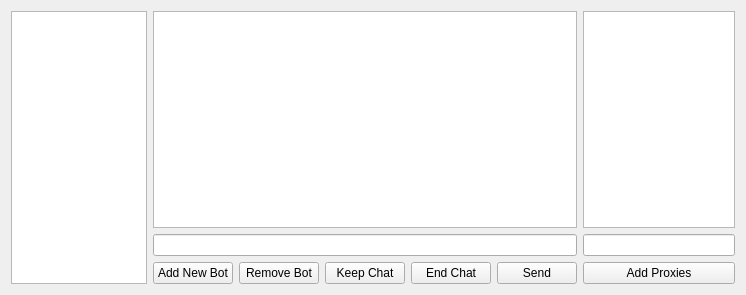
Before: the Qt Designer form QT_Test/qt_test.ui in grasmanek94/PACB-PROJECT-ChatBot-QT-V3, drawn with Qt 5.
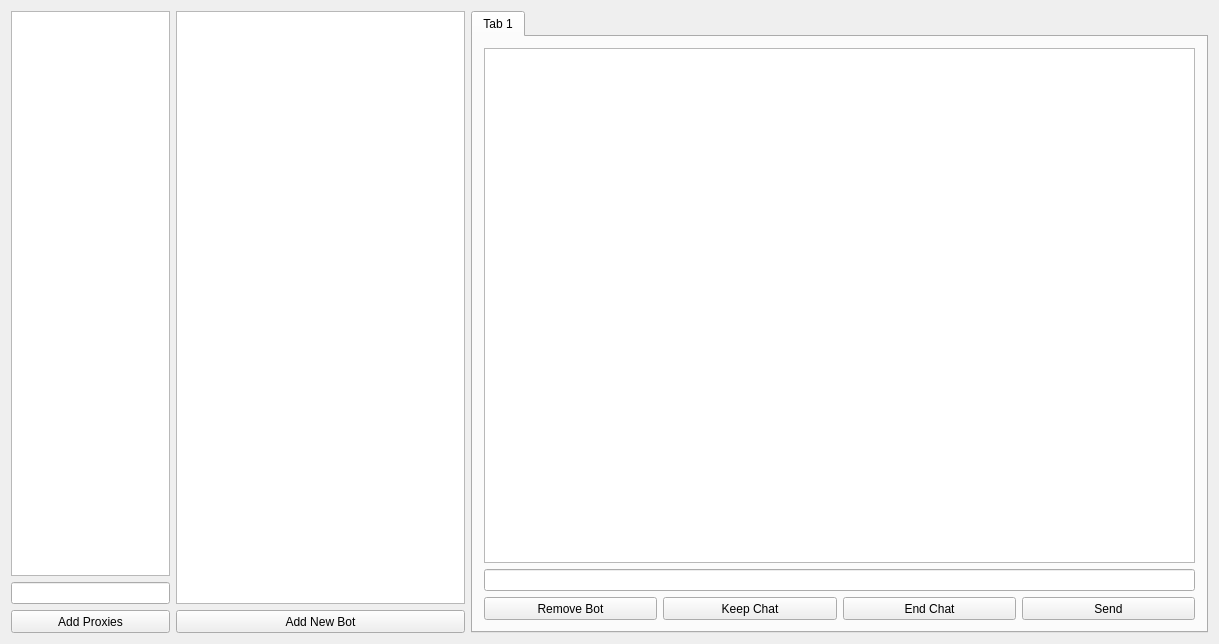
After: the same form once the commit is applied. Icons and pictures are not drawn.

Commit message: improve layout, work toward layout-per-bot basis for efficiency (regarding having only appendHtml and clear.....

Diff of the .ui file:
```diff
--- a/QT_Test/qt_test.ui
+++ b/QT_Test/qt_test.ui
@@ -6,10 +6,16 @@
    <rect>
     <x>0</x>
     <y>0</y>
-    <width>721</width>
-    <height>291</height>
+    <width>1219</width>
+    <height>644</height>
    </rect>
   </property>
+  <property name="minimumSize">
+   <size>
+    <width>1010</width>
+    <height>300</height>
+   </size>
+  </property>
   <property name="windowTitle">
    <string>PA ChatBot</string>
   </property>
@@ -27,60 +33,24 @@
    <enum>QTabWidget::Rounded</enum>
   </property>
   <widget class="QWidget" name="centralWidget">
-   <layout class="QGridLayout" name="gridLayout_2">
-    <item row="0" column="1">
-     <layout class="QGridLayout" name="gridLayout">
-      <item row="3" column="0">
-       <layout class="QHBoxLayout" name="horizontalLayout">
-        <item>
-         <widget class="QPushButton" name="chatManagerAddBot">
-          <property name="text">
-           <string>Add New Bot</string>
-          </property>
-         </widget>
-        </item>
-        <item>
-         <widget class="QPushButton" name="chatManagerRemoveBot">
-          <property name="text">
-           <string>Remove Bot</string>
-          </property>
-         </widget>
-        </item>
-        <item>
-         <widget class="QPushButton" name="chatManagerKeepChat">
-          <property name="text">
-           <string>Keep Chat</string>
-          </property>
-         </widget>
-        </item>
-        <item>
-         <widget class="QPushButton" name="chatManagerEndChat">
-          <property name="text">
-           <string>End Chat</string>
-          </property>
-         </widget>
-        </item>
-        <item>
-         <widget class="QPushButton" name="pushButton_5">
-          <property name="text">
-           <string>Send</string>
-          </property>
-         </widget>
-        </item>
-       </layout>
-      </item>
-      <item row="3" column="1">
+   <layout class="QHBoxLayout" name="horizontalLayout_2">
+    <item>
+     <layout class="QGridLayout" name="gridLayout_2">
+      <property name="sizeConstraint">
+       <enum>QLayout::SetMinimumSize</enum>
+      </property>
+      <item row="2" column="0">
        <widget class="QPushButton" name="chatProxySubmit">
         <property name="minimumSize">
          <size>
-          <width>152</width>
-          <height>0</height>
+          <width>159</width>
+          <height>23</height>
          </size>
         </property>
         <property name="maximumSize">
          <size>
-          <width>152</width>
-          <height>23</height>
+          <width>159</width>
+          <height>16777215</height>
          </size>
         </property>
         <property name="text">
@@ -89,67 +59,191 @@
        </widget>
       </item>
       <item row="1" column="0">
-       <widget class="QPlainTextEdit" name="chatBoxTexts">
-        <property name="minimumSize">
-         <size>
-          <width>401</width>
-          <height>213</height>
-         </size>
-        </property>
-       </widget>
-      </item>
-      <item row="2" column="0">
-       <widget class="QLineEdit" name="chatBoxMessage">
-        <property name="maximumSize">
-         <size>
-          <width>16777215</width>
-          <height>16777215</height>
-         </size>
-        </property>
-       </widget>
-      </item>
-      <item row="1" column="1">
-       <widget class="QListWidget" name="chatProxyList">
-        <property name="minimumSize">
-         <size>
-          <width>152</width>
-          <height>213</height>
-         </size>
-        </property>
-        <property name="maximumSize">
-         <size>
-          <width>152</width>
-          <height>16777215</height>
-         </size>
-        </property>
-       </widget>
-      </item>
-      <item row="2" column="1">
        <widget class="QLineEdit" name="chatProxyInput">
+        <property name="minimumSize">
+         <size>
+          <width>159</width>
+          <height>20</height>
+         </size>
+        </property>
         <property name="maximumSize">
          <size>
-          <width>152</width>
+          <width>159</width>
           <height>16777215</height>
          </size>
         </property>
        </widget>
       </item>
+      <item row="0" column="0">
+       <widget class="QListWidget" name="chatProxyList">
+        <property name="minimumSize">
+         <size>
+          <width>159</width>
+          <height>224</height>
+         </size>
+        </property>
+        <property name="maximumSize">
+         <size>
+          <width>159</width>
+          <height>16777215</height>
+         </size>
+        </property>
+       </widget>
+      </item>
      </layout>
     </item>
-    <item row="0" column="0">
-     <widget class="QListWidget" name="chatBoxPeers">
+    <item>
+     <layout class="QGridLayout" name="gridLayout_3">
+      <property name="sizeConstraint">
+       <enum>QLayout::SetMinimumSize</enum>
+      </property>
+      <item row="0" column="0">
+       <widget class="QListWidget" name="chatBoxPeers">
+        <property name="minimumSize">
+         <size>
+          <width>289</width>
+          <height>250</height>
+         </size>
+        </property>
+        <property name="maximumSize">
+         <size>
+          <width>301</width>
+          <height>16777215</height>
+         </size>
+        </property>
+       </widget>
+      </item>
+      <item row="1" column="0">
+       <widget class="QPushButton" name="chatManagerAddBot">
+        <property name="minimumSize">
+         <size>
+          <width>289</width>
+          <height>23</height>
+         </size>
+        </property>
+        <property name="maximumSize">
+         <size>
+          <width>301</width>
+          <height>16777215</height>
+         </size>
+        </property>
+        <property name="text">
+         <string>Add New Bot</string>
+        </property>
+       </widget>
+      </item>
+     </layout>
+    </item>
+    <item>
+     <widget class="QTabWidget" name="chatBotTabs">
+      <property name="sizePolicy">
+       <sizepolicy hsizetype="Expanding" vsizetype="Expanding">
+        <horstretch>255</horstretch>
+        <verstretch>255</verstretch>
+       </sizepolicy>
+      </property>
       <property name="minimumSize">
        <size>
-        <width>136</width>
-        <height>273</height>
+        <width>521</width>
+        <height>281</height>
        </size>
       </property>
-      <property name="maximumSize">
-       <size>
-        <width>271</width>
-        <height>16777215</height>
-       </size>
+      <property name="currentIndex">
+       <number>0</number>
       </property>
+      <widget class="QWidget" name="tab">
+       <attribute name="title">
+        <string>Tab 1</string>
+       </attribute>
+       <layout class="QGridLayout" name="gridLayout_4">
+        <item row="0" column="0">
+         <layout class="QGridLayout" name="gridLayout">
+          <item row="3" column="0">
+           <layout class="QHBoxLayout" name="horizontalLayout">
+            <item>
+             <widget class="QPushButton" name="chatManagerRemoveBot">
+              <property name="minimumSize">
+               <size>
+                <width>119</width>
+                <height>23</height>
+               </size>
+              </property>
+              <property name="text">
+               <string>Remove Bot</string>
+              </property>
+             </widget>
+            </item>
+            <item>
+             <widget class="QPushButton" name="chatManagerKeepChat">
+              <property name="minimumSize">
+               <size>
+                <width>119</width>
+                <height>23</height>
+               </size>
+              </property>
+              <property name="text">
+               <string>Keep Chat</string>
+              </property>
+             </widget>
+            </item>
+            <item>
+             <widget class="QPushButton" name="chatManagerEndChat">
+              <property name="minimumSize">
+               <size>
+                <width>118</width>
+                <height>23</height>
+               </size>
+              </property>
+              <property name="text">
+               <string>End Chat</string>
+              </property>
+             </widget>
+            </item>
+            <item>
+             <widget class="QPushButton" name="pushButton_5">
+              <property name="minimumSize">
+               <size>
+                <width>119</width>
+                <height>23</height>
+               </size>
+              </property>
+              <property name="text">
+               <string>Send</string>
+              </property>
+             </widget>
+            </item>
+           </layout>
+          </item>
+          <item row="1" column="0">
+           <widget class="QPlainTextEdit" name="chatBoxTexts">
+            <property name="minimumSize">
+             <size>
+              <width>495</width>
+              <height>178</height>
+             </size>
+            </property>
+           </widget>
+          </item>
+          <item row="2" column="0">
+           <widget class="QLineEdit" name="chatBoxMessage">
+            <property name="minimumSize">
+             <size>
+              <width>495</width>
+              <height>20</height>
+             </size>
+            </property>
+            <property name="maximumSize">
+             <size>
+              <width>16777215</width>
+              <height>16777215</height>
+             </size>
+            </property>
+           </widget>
+          </item>
+         </layout>
+        </item>
+       </layout>
+      </widget>
      </widget>
     </item>
    </layout>
```
Left out of the diff: 2 changed lines with no effect on the pictures.
